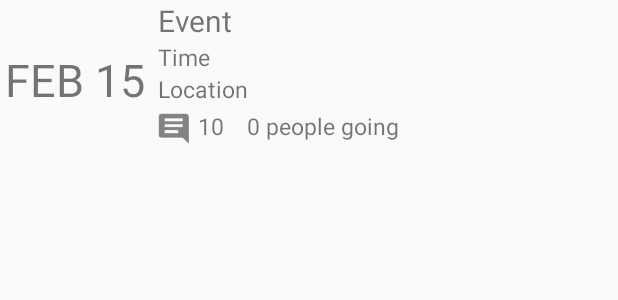
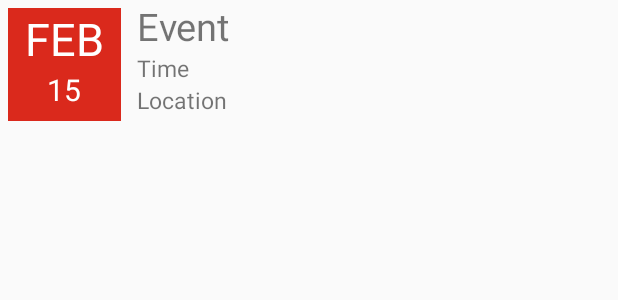
Before and after one commit to GrinnellAppDev/Events-Android, an Android app: the layout event_row.xml on its own in the app's theme, with its tools: preview values and no code run, on a phone screen of 412 x 824 dp. Shown: the top 300 px of the screen. Run offline under Robolectric (Android 15) with nearby library versions, the phone set to English and light mode, and no system bars.

```diff
--- a/app/src/main/AndroidManifest.xml
+++ b/app/src/main/AndroidManifest.xml
@@ -25,6 +25,7 @@
                 <category android:name="android.intent.category.LAUNCHER" />
             </intent-filter>
         </activity>
+        <activity android:name=".EventActivity"></activity>
     </application>
 
 </manifest>
--- a/app/src/main/java/edu/grinnell/appdev/events/AsyncParser.java
+++ b/app/src/main/java/edu/grinnell/appdev/events/AsyncParser.java
@@ -18,6 +18,8 @@ import java.util.Date;
 import java.util.List;
 import java.util.Locale;
 import java.util.StringTokenizer;
+import java.util.UUID;
+
 
 import static edu.grinnell.appdev.events.Constants.*;
 
@@ -78,11 +80,13 @@ public class AsyncParser extends AsyncTask<String, Void, Integer>{
                 case XmlPullParser.END_TAG:
                     if (tagName.equalsIgnoreCase("entry")) {
                         eventList.add(event);
+                        Log.d("debug", "doInBackground: ");
                     } else if (tagName.equalsIgnoreCase("title")) {
                         event.setTitle(text);
                     } else if (tagName.equalsIgnoreCase("content")) {
                         event.setContent(text);
                         parseContent(text);
+
                     }
                     break;
 
--- a/app/src/main/java/edu/grinnell/appdev/events/onParseComplete.java
+++ b/app/src/main/java/edu/grinnell/appdev/events/onParseComplete.java
@@ -2,6 +2,7 @@ package edu.grinnell.appdev.events;
 
 
 import java.util.List;
+
 
 /**
  * Provides methods to implement that is used by the Parser class
--- a/app/src/main/res/layout/activity_individual_event.xml
+++ b/app/src/main/res/layout/activity_individual_event.xml
@@ -139,8 +139,8 @@
             android:layout_height="wrap_content"
             android:layout_below = "@id/Details"
             android:scrollbars="vertical"
-            android:textColor="@color/colorHTMLGray"
-            android:text="Lorem ipsum dolor sit amet, consectetur adipiscing elit, sed do eiusmod tempor incididunt ut labore et dolore magna aliqua. Ut enim ad minim veniam, quis nostrud exercitation ullamco laboris nisi ut aliquip ex ea commodo consequat. Duis aute irure dolor in reprehenderit in voluptate velit esse cillum dolore eu fugiat nulla pariatur. Excepteur sint occaecat cupidatat non proident, sunt in culpa qui officia deserunt mollit anim id est laborum."
+            android:textColor="@color/colorHTMLGray"/>
+            //android:text="Lorem ipsum dolor sit amet, consectetur adipiscing elit, sed do eiusmod tempor incididunt ut labore et dolore magna aliqua. Ut enim ad minim veniam, quis nostrud exercitation ullamco laboris nisi ut aliquip ex ea commodo consequat. Duis aute irure dolor in reprehenderit in voluptate velit esse cillum dolore eu fugiat nulla pariatur. Excepteur sint occaecat cupidatat non proident, sunt in culpa qui officia deserunt mollit anim id est laborum."
             android:textSize="15sp" />
 
 
--- a/app/src/main/res/layout/event_row.xml
+++ b/app/src/main/res/layout/event_row.xml
@@ -5,36 +5,56 @@
     android:layout_height="wrap_content"
     android:orientation="horizontal">
 
-    <ImageView
-        android:id="@+id/ivEventPic"
-        android:layout_width="100dp"
-        android:layout_height="100dp" />
+    <View
+        android:id="@+id/vEventBackground"
+        android:layout_width="75dp"
+        android:layout_height="75dp"
+        android:layout_margin="5dp"
+        android:visibility="visible"
+        android:background="@color/colorScarlet"/>
 
-    <TextView
-        android:id="@+id/tvImageText"
-        android:layout_width="100dp"
-        android:layout_height="100dp"
-        android:layout_alignTop="@id/ivEventPic"
-        android:layout_alignRight="@id/ivEventPic"
-        android:layout_margin="3dp"
-        android:gravity="center"
-        android:textSize="30sp"
-        android:text="FEB 15"/>
+    <LinearLayout
+        android:layout_width="75dp"
+        android:layout_height="75dp"
+        android:layout_alignTop="@id/vEventBackground"
+        android:layout_alignRight="@id/vEventBackground"
+        android:orientation="vertical">
+
+        <TextView
+            android:id="@+id/tvMonthText"
+            android:layout_width="match_parent"
+            android:layout_height="wrap_content"
+            android:gravity="center"
+            android:textSize="30sp"
+            android:textColor="#FFFFFF"
+            android:text="FEB"/>
+
+        <TextView
+            android:id="@+id/tvDayText"
+            android:layout_width="match_parent"
+            android:layout_height="wrap_content"
+            android:layout_above = "@+id/tvMonthText"
+            android:gravity="center"
+            android:textSize="20sp"
+            android:textColor="#FFFFFF"
+            android:text="15"/>
+
+    </LinearLayout>
 
     <TextView
         android:id="@+id/tvEventName"
         android:layout_width="wrap_content"
         android:layout_height="wrap_content"
-        android:layout_toRightOf="@id/ivEventPic"
+        android:layout_toRightOf="@id/vEventBackground"
         android:layout_marginLeft="5dp"
-        android:textSize="20sp"
+        android:textSize="25sp"
         android:text="Event"/>
 
     <TextView
         android:id="@+id/tvEventTime"
         android:layout_width="wrap_content"
         android:layout_height="wrap_content"
-        android:layout_toRightOf="@id/ivEventPic"
+        android:layout_toRightOf="@id/vEventBackground"
         android:layout_marginLeft="5dp"
         android:layout_below="@id/tvEventName"
         android:textSize="15sp"
@@ -44,40 +64,10 @@
         android:id="@+id/tvEventLocation"
         android:layout_width="wrap_content"
         android:layout_height="wrap_content"
-        android:layout_toRightOf="@id/ivEventPic"
+        android:layout_toRightOf="@id/vEventBackground"
         android:layout_marginLeft="5dp"
         android:layout_below="@id/tvEventTime"
         android:textSize="15sp"
         android:text="Location"/>
 
-    <ImageView
-        android:id="@+id/ivComments"
-        android:layout_width="wrap_content"
-        android:layout_height="wrap_content"
-        android:layout_toRightOf="@id/ivEventPic"
-        android:layout_below="@id/tvEventLocation"
-        android:src="@drawable/ic_comments"/>
-
-    <TextView
-        android:id="@+id/tvNumComments"
-        android:layout_width="wrap_content"
-        android:layout_height="wrap_content"
-        android:layout_alignTop="@id/ivComments"
-        android:layout_below="@id/tvEventLocation"
-        android:layout_toRightOf="@id/ivComments"
-        android:layout_marginTop="3dp"
-        android:textSize="15sp"
-        android:text="10"/>
-
-    <TextView
-        android:id="@+id/tvPeopleGoing"
-        android:layout_width="wrap_content"
-        android:layout_height="wrap_content"
-        android:layout_alignTop="@id/ivComments"
-        android:layout_toRightOf="@id/tvNumComments"
-        android:layout_marginTop="3dp"
-        android:layout_marginLeft="15dp"
-        android:textSize="15sp"
-        android:text="0 people going"/>
-
 </RelativeLayout>
```
Also changed, not shown: app/src/main/java/edu/grinnell/appdev/events/EventActivity.java (added, +55 -0 lines), app/src/main/java/edu/grinnell/appdev/events/MainActivity.java (+23 -7 lines), app/src/main/java/edu/grinnell/appdev/events/RecyclerViewAdapter.java (added, +88 -0 lines).
